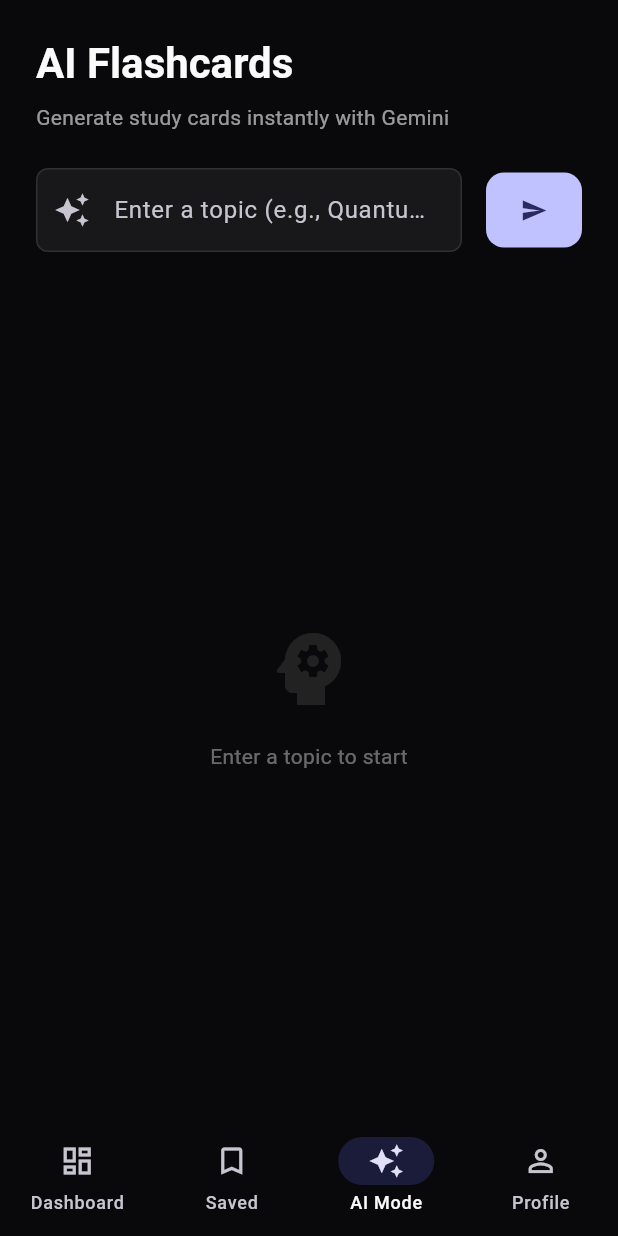
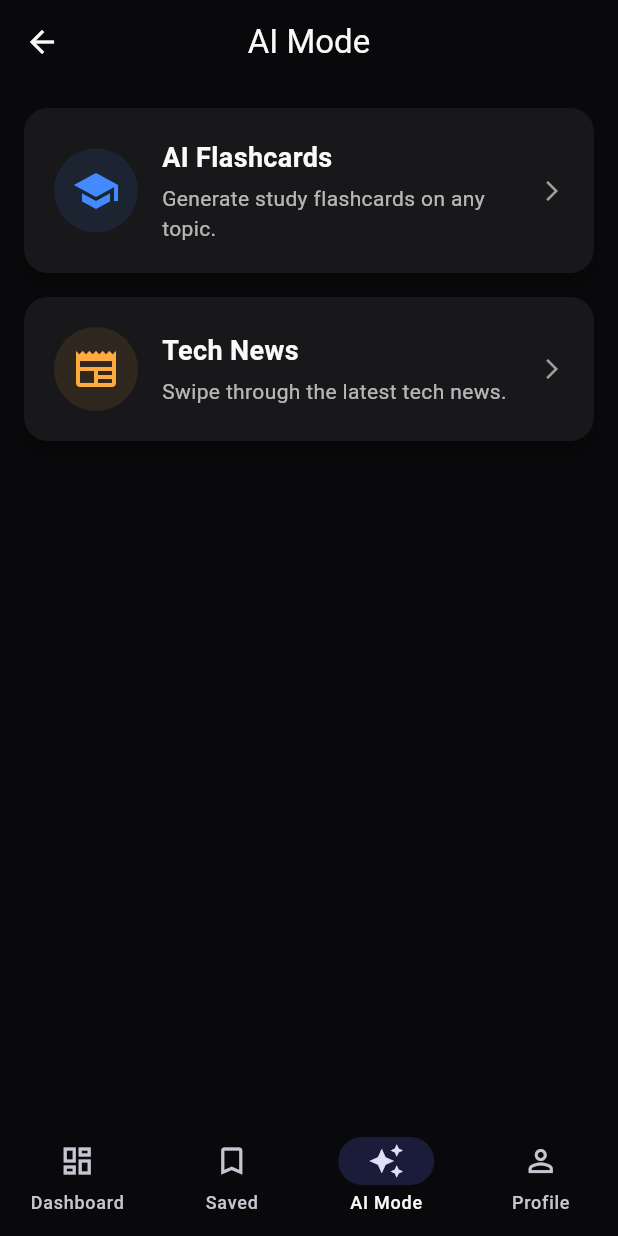
Before and after one commit to asadalpha/elevate-app, a Flutter app: the Shell screen opened directly, item 3 of the bottom bar chosen, on a phone screen of 412 x 824 dp. Run offline on Flutter 3.47's test engine with Material 3 defaults, Android fonts, the light colour scheme and no system bars; our stand-ins replace appinio_swiper, file_picker, flip_card, flutter_dotenv, get, google_generative_ai and 5 more; missing offline and left inert: flutter_pdf_text; accounts and stored records are empty.

Commit message:
added new pages

```diff
--- a/lib/pages/ai_flashcard_page.dart
+++ b/lib/pages/ai_flashcard_page.dart
@@ -12,23 +12,22 @@ class AiFlashcardPage extends StatelessWidget {
   Widget build(BuildContext context) {
     final c = Get.put(AiFlashcardController());
 
-    return SafeArea(
+    return Scaffold(
+      appBar: AppBar(title: const Text('AI Flashcards'), centerTitle: true),
+      body: SafeArea(
         child: Padding(
           padding: const EdgeInsets.all(24),
           child: Column(
             crossAxisAlignment: CrossAxisAlignment.start,
             children: [
-            Text(
-              'AI Flashcards',
-              style: Theme.of(
-                context,
-              ).textTheme.headlineMedium?.copyWith(fontWeight: FontWeight.bold),
-            ),
+              // Header removed as it is in AppBar
               const SizedBox(height: 8),
               Text(
                 'Generate study cards instantly with Gemini',
                 style: Theme.of(context).textTheme.bodyMedium?.copyWith(
-                color: Theme.of(context).colorScheme.onSurface.withOpacity(0.6),
+                  color: Theme.of(
+                    context,
+                  ).colorScheme.onSurface.withOpacity(0.6),
                 ),
               ),
               const SizedBox(height: 24),
@@ -49,16 +48,16 @@ class AiFlashcardPage extends StatelessWidget {
                   const SizedBox(width: 16),
                   Obx(
                     () => FilledButton(
-                    onPressed:
-                        c.loading.value ? null : () => c.generateFlashcards(),
+                      onPressed: c.loading.value
+                          ? null
+                          : () => c.generateFlashcards(),
                       style: FilledButton.styleFrom(
                         padding: const EdgeInsets.all(16),
                         shape: RoundedRectangleBorder(
                           borderRadius: BorderRadius.circular(12),
                         ),
                       ),
-                    child:
-                        c.loading.value
+                      child: c.loading.value
                           ? const SizedBox(
                               width: 24,
                               height: 24,
@@ -83,8 +82,9 @@ class AiFlashcardPage extends StatelessWidget {
                       return ActionChip(
                         label: Text(topic),
                         onPressed: () => c.generateFlashcards(topic: topic),
-                      backgroundColor:
-                          Theme.of(context).colorScheme.surfaceContainerHighest,
+                        backgroundColor: Theme.of(
+                          context,
+                        ).colorScheme.surfaceContainerHighest,
                         side: BorderSide.none,
                         shape: RoundedRectangleBorder(
                           borderRadius: BorderRadius.circular(20),
@@ -138,7 +138,8 @@ class AiFlashcardPage extends StatelessWidget {
                                 Padding(
                                   padding: const EdgeInsets.all(24),
                                   child: Column(
-                                  crossAxisAlignment: CrossAxisAlignment.start,
+                                    crossAxisAlignment:
+                                        CrossAxisAlignment.start,
                                     mainAxisAlignment:
                                         MainAxisAlignment.spaceBetween,
                                     children: [
@@ -155,9 +156,8 @@ class AiFlashcardPage extends StatelessWidget {
                                               color: Colors.white.withOpacity(
                                                 0.2,
                                               ),
-                                            borderRadius: BorderRadius.circular(
-                                              20,
-                                            ),
+                                              borderRadius:
+                                                  BorderRadius.circular(20),
                                             ),
                                             child: const Row(
                                               children: [
@@ -197,9 +197,10 @@ class AiFlashcardPage extends StatelessWidget {
                                         children: [
                                           Text(
                                             set.topic,
-                                          style: Theme.of(
-                                            context,
-                                          ).textTheme.headlineSmall?.copyWith(
+                                            style: Theme.of(context)
+                                                .textTheme
+                                                .headlineSmall
+                                                ?.copyWith(
                                                   color: Colors.white,
                                                   fontWeight: FontWeight.bold,
                                                 ),
@@ -257,6 +258,7 @@ class AiFlashcardPage extends StatelessWidget {
             ],
           ),
         ),
+      ),
     );
   }
 }
--- /dev/null
+++ b/lib/pages/ai_mode_page.dart
@@ -0,0 +1,98 @@
+import 'package:flutter/material.dart';
+import 'package:get/get.dart';
+import 'ai_flashcard_page.dart';
+import 'tech_news_page.dart';
+
+class AiModePage extends StatelessWidget {
+  const AiModePage({super.key});
+
+  @override
+  Widget build(BuildContext context) {
+    return Scaffold(
+      appBar: AppBar(title: const Text('AI Mode'), centerTitle: true),
+      body: Padding(
+        padding: const EdgeInsets.all(16.0),
+        child: Column(
+          crossAxisAlignment: CrossAxisAlignment.stretch,
+          children: [
+            _buildMenuCard(
+              context,
+              title: 'AI Flashcards',
+              description: 'Generate study flashcards on any topic.',
+              icon: Icons.school,
+              color: Colors.blueAccent,
+              onTap: () => Get.to(() => const AiFlashcardPage()),
+            ),
+            const SizedBox(height: 16),
+            _buildMenuCard(
+              context,
+              title: 'Tech News',
+              description: 'Swipe through the latest tech news.',
+              icon: Icons.newspaper,
+              color: Colors.orangeAccent,
+              onTap: () => Get.to(() => const TechNewsPage()),
+            ),
+          ],
+        ),
+      ),
+    );
+  }
+
+  Widget _buildMenuCard(
+    BuildContext context, {
+    required String title,
+    required String description,
+    required IconData icon,
+    required Color color,
+    required VoidCallback onTap,
+  }) {
+    return Card(
+      elevation: 4,
+      shape: RoundedRectangleBorder(borderRadius: BorderRadius.circular(16)),
+      child: InkWell(
+        onTap: onTap,
+        borderRadius: BorderRadius.circular(16),
+        child: Padding(
+          padding: const EdgeInsets.all(20.0),
+          child: Row(
+            children: [
+              Container(
+                padding: const EdgeInsets.all(12),
+                decoration: BoxDecoration(
+                  color: color.withOpacity(0.1),
+                  shape: BoxShape.circle,
+                ),
+                child: Icon(icon, size: 32, color: color),
+              ),
+              const SizedBox(width: 16),
+              Expanded(
+                child: Column(
+                  crossAxisAlignment: CrossAxisAlignment.start,
+                  children: [
+                    Text(
+                      title,
+                      style: const TextStyle(
+                        fontSize: 18,
+                        fontWeight: FontWeight.bold,
+                      ),
+                    ),
+                    const SizedBox(height: 4),
+                    Text(
+                      description,
+                      style: TextStyle(
+                        color: Theme.of(
+                          context,
+                        ).textTheme.bodyMedium?.color?.withOpacity(0.7),
+                      ),
+                    ),
+                  ],
+                ),
+              ),
+              const Icon(Icons.arrow_forward_ios, size: 16, color: Colors.grey),
+            ],
+          ),
+        ),
+      ),
+    );
+  }
+}
--- a/lib/pages/session_page.dart
+++ b/lib/pages/session_page.dart
@@ -31,10 +31,12 @@ class SessionPage extends StatelessWidget {
         ],
       ),
       body: Obx(() {
-        if (c.loading.value)
+        if (c.loading.value) {
           return const Center(child: CircularProgressIndicator());
-        if (c.questions.isEmpty)
+        }
+        if (c.questions.isEmpty) {
           return const Center(child: Text('No questions yet.'));
+        }
         final q = c.questions[c.idx.value];
         return Padding(
           padding: const EdgeInsets.all(16),
--- a/lib/pages/shell.dart
+++ b/lib/pages/shell.dart
@@ -2,7 +2,7 @@ import 'package:flutter/material.dart';
 import 'package:get/get.dart';
 import 'dashboard_page.dart';
 import 'saved_page.dart';
-import 'ai_flashcard_page.dart';
+import 'ai_mode_page.dart';
 import 'profile_page.dart';
 import '../controllers/saved_controller.dart';
 
@@ -17,7 +17,7 @@ class _ShellState extends State<Shell> {
   final pages = const [
     DashboardPage(),
     SavedPage(),
-    AiFlashcardPage(),
+    AiModePage(),
     ProfilePage(),
   ];
 
--- a/pubspec.yaml
+++ b/pubspec.yaml
@@ -40,7 +40,7 @@ dependencies:
   supabase: ^2.8.0
   flutter_svg: ^2.2.0
   supabase_flutter: ^2.0.0
-  google_sign_in: ^6.1.5
+  google_sign_in: ^7.2.0
   logger: ^2.6.1
   flip_card: ^0.7.0
   file_picker: ^8.0.3
@@ -50,6 +50,7 @@ dependencies:
   shared_preferences: ^2.5.3
   google_generative_ai: ^0.4.7
   shimmer: ^3.0.0
+  appinio_swiper: ^2.1.1
 
 dev_dependencies:
   flutter_test:
```
Also changed, not shown: lib/controllers/auth_controller.dart (+29 -31 lines), lib/controllers/tech_news_controller.dart (added, +75 -0 lines), lib/main.dart (+5 -63 lines), lib/models/tech_news_model.dart (added, +22 -0 lines), lib/pages/tech_news_page.dart (added, +154 -0 lines), lib/utils/app_theme.dart (+63 -0 lines), pubspec.lock, 2 other files. Lines whose indentation alone changed are shown as unchanged.
